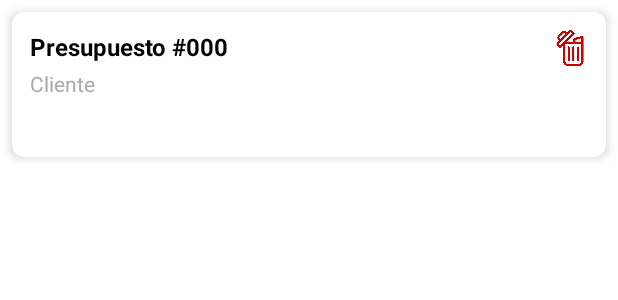
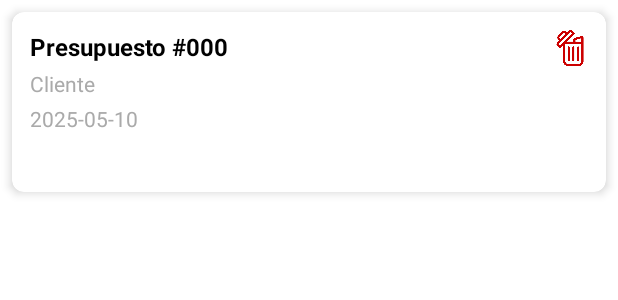
Before and after one commit to Angelitto99/TFG_Angel, an Android app built with Jetpack Compose: the layout item_presupuesto.xml on its own in the app's theme, with its tools: preview values and no code run, on a phone screen of 412 x 824 dp. Shown: the top 300 px of the screen. Run offline under Robolectric (Android 15) with nearby library versions, the phone set to English and light mode, and no system bars.

Commit message:
Arreglos en dialog_presupuesto_detail.xml, en item_presupuesto.xml y em PresupuestoAdapter.kt

```diff
--- a/app/src/main/res/layout/item_presupuesto.xml
+++ b/app/src/main/res/layout/item_presupuesto.xml
@@ -12,7 +12,7 @@
         android:layout_height="wrap_content"
         android:padding="12dp">
 
-        <!-- Número y cliente en negrita y negro -->
+        <!-- Número en negrita y negro -->
         <TextView
             android:id="@+id/tvPresupuestoNumero"
             android:layout_width="wrap_content"
@@ -22,6 +22,7 @@
             android:textStyle="bold"
             android:textColor="@android:color/black"/>
 
+        <!-- Cliente debajo del número -->
         <TextView
             android:id="@+id/tvPresupuestoCliente"
             android:layout_width="wrap_content"
@@ -32,12 +33,23 @@
             android:textSize="14sp"
             android:textColor="@android:color/darker_gray"/>
 
+        <!-- Fecha debajo del cliente -->
+        <TextView
+            android:id="@+id/tvPresupuestoFecha"
+            android:layout_width="wrap_content"
+            android:layout_height="wrap_content"
+            android:layout_below="@id/tvPresupuestoCliente"
+            android:layout_marginTop="4dp"
+            android:text="2025-05-10"
+            android:textSize="14sp"
+            android:textColor="@android:color/darker_gray"/>
+
         <!-- Estado en la parte inferior izquierda -->
         <TextView
             android:id="@+id/tvPresupuestoEstado"
             android:layout_width="wrap_content"
             android:layout_height="wrap_content"
-            android:layout_below="@id/tvPresupuestoCliente"
+            android:layout_below="@id/tvPresupuestoFecha"
             android:layout_marginTop="8dp"
             android:text="Pendiente"
             android:textSize="14sp"/>
```
Also changed, not shown: app/src/main/java/com/example/servisurtelecomunicaciones/PresupuestoAdapter.kt (+38 -24 lines), app/src/main/res/layout/dialog_presupuesto_detail.xml (line endings or trailing spaces).
